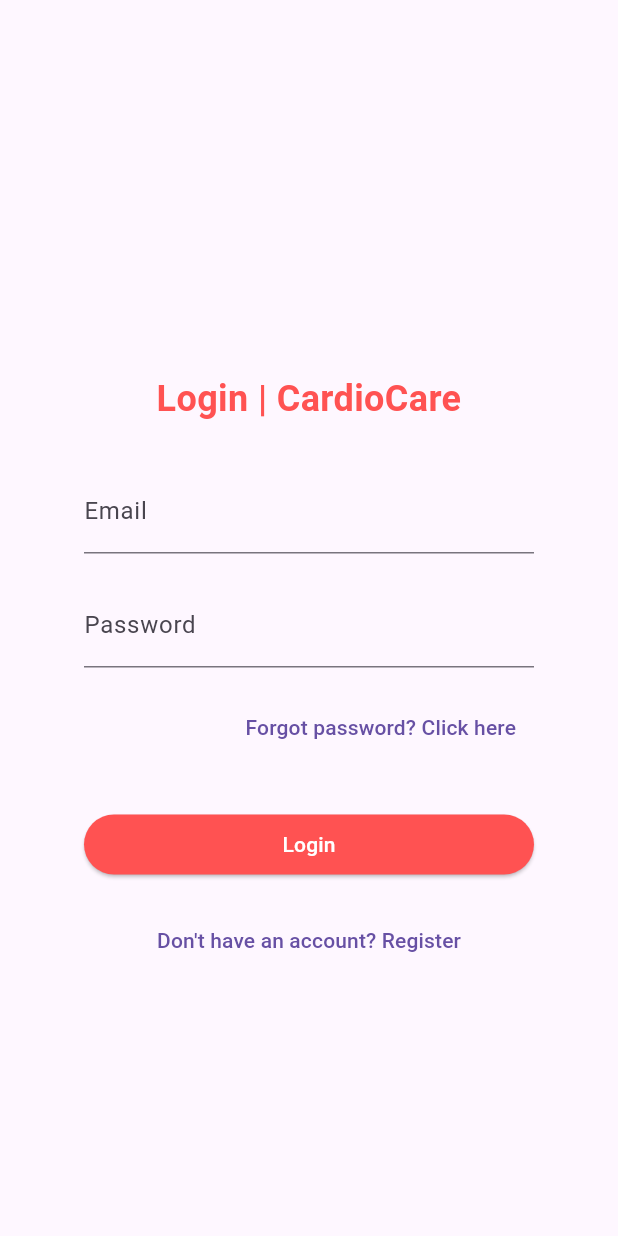
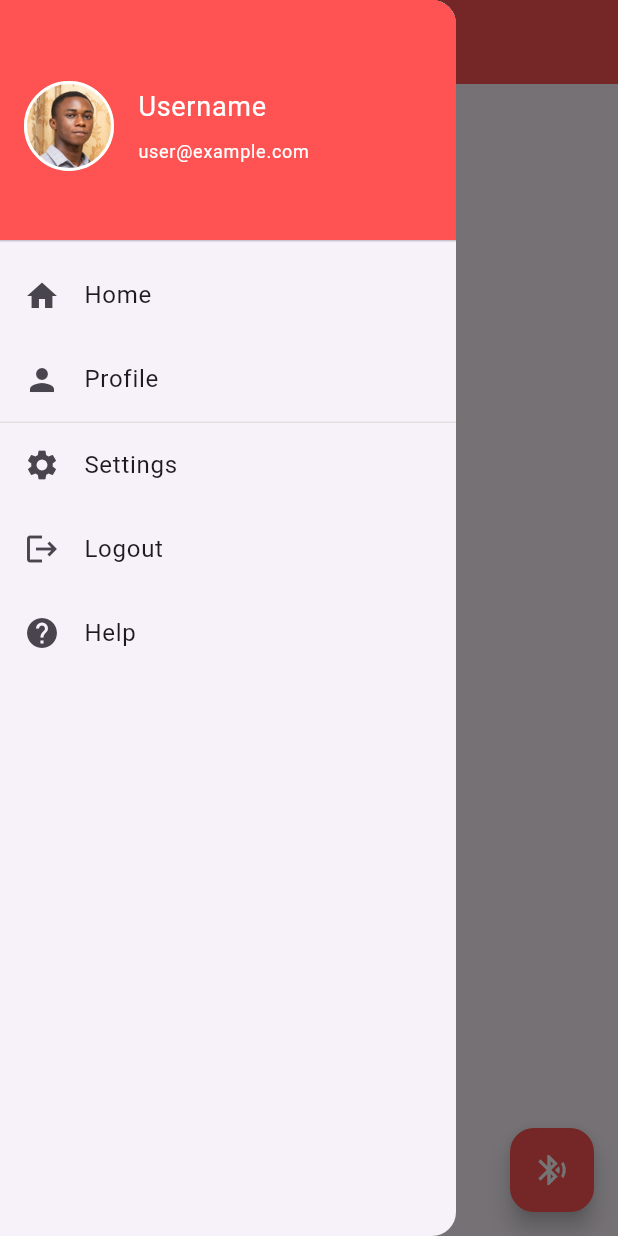
Before and after one commit to esmond-adjei/cardiocare, a Flutter app: the screen it shows after launch, with the side drawer open (before the commit the screen has no drawer), on a phone screen of 412 x 824 dp. Run offline on Flutter 3.47's test engine with Material 3 defaults, Android fonts, the phone set to English and light mode, and no system bars.

Commit message:
new file:   assets/icons/logo.png 	new file:   assets/images/profile.jpg 	modified:   lib/main.dart 	new file:   lib/screens/home_screen.dart 	modified:   lib/screens/login_screen.dart 	deleted:    lib/screens/profile_screen.dart 	new file:   lib/screens/screen_with_header.dart 	modified:   lib/screens/update_profile_screen.dart 	modified:   lib/services/auth_service.dart 	modified:   lib/widgets/custom_text_field.dart 	new file:   lib/widgets/nav_drawer.dart 	modified:   pubspec.lock 	modified:   pubspec.yaml

```diff
--- a/lib/main.dart
+++ b/lib/main.dart
@@ -1,5 +1,6 @@
 import 'package:flutter/material.dart';
-import 'screens/login_screen.dart';
+import 'package:xmonapp/screens/home_screen.dart';
+// import 'screens/login_screen.dart';
 
 void main() {
   runApp(const MyApp());
@@ -16,7 +17,8 @@ class MyApp extends StatelessWidget {
       theme: ThemeData(
         primarySwatch: Colors.red,
       ),
-      home: const LoginScreen(),
+      home: const Home(),
+      // const LoginScreen(),
     );
   }
 }
--- /dev/null
+++ b/lib/screens/home_screen.dart
@@ -0,0 +1,34 @@
+import 'package:flutter/material.dart';
+import 'package:xmonapp/screens/screen_with_header.dart';
+// import 'package:xmonapp/services/auth_service.dart';
+// import 'package:xmonapp/widgets/custom_button.dart';
+// import 'update_profile_screen.dart';
+
+class Home extends StatefulWidget {
+  const Home({super.key});
+
+  @override
+  State<Home> createState() => _HomeState();
+}
+
+class _HomeState extends State<Home> {
+  @override
+  Widget build(BuildContext context) {
+    return BaseScreen(
+      screenTitle: 'Home',
+      body: Scaffold(
+        floatingActionButton: FloatingActionButton(
+          onPressed: () {
+            print('Profile button pressed!');
+          },
+          backgroundColor: Colors.redAccent,
+          child: const Icon(
+            Icons.bluetooth_searching_sharp,
+            color: Colors.white,
+          ),
+        ),
+        floatingActionButtonLocation: FloatingActionButtonLocation.endFloat,
+      ),
+    );
+  }
+}
--- a/lib/screens/login_screen.dart
+++ b/lib/screens/login_screen.dart
@@ -1,12 +1,9 @@
-// screens/login_screen.dart
-// ignore_for_file: use_build_context_synchronously
-
 import 'package:flutter/material.dart';
 import 'package:xmonapp/services/auth_service.dart';
 import 'package:xmonapp/widgets/custom_text_field.dart';
 import 'package:xmonapp/widgets/custom_button.dart';
 import 'register_screen.dart';
-import 'profile_screen.dart';
+import 'home_screen.dart';
 
 class LoginScreen extends StatefulWidget {
   const LoginScreen({super.key});
@@ -28,7 +25,7 @@ class _LoginScreenState extends State<LoginScreen> {
     if (success) {
       Navigator.pushReplacement(
         context,
-        MaterialPageRoute(builder: (context) => const ProfileScreen()),
+        MaterialPageRoute(builder: (context) => const Home()),
       );
     } else {
       ScaffoldMessenger.of(context).showSnackBar(
@@ -41,7 +38,7 @@ class _LoginScreenState extends State<LoginScreen> {
   Widget build(BuildContext context) {
     return Scaffold(
       appBar: AppBar(
-          // title: const Text('Login'),
+          //
           ),
       body: Padding(
         padding: const EdgeInsets.symmetric(horizontal: 56.0),
@@ -49,9 +46,10 @@ class _LoginScreenState extends State<LoginScreen> {
           crossAxisAlignment: CrossAxisAlignment.stretch,
           mainAxisAlignment: MainAxisAlignment.center,
           children: [
+            Image.asset('assets/icons/logo.png', height: 100, width: 100),
             const SizedBox(height: 20),
             const Text(
-              'Login | CardioCare',
+              'Login',
               style: TextStyle(
                 fontSize: 24,
                 fontWeight: FontWeight.bold,
--- /dev/null
+++ b/lib/screens/screen_with_header.dart
@@ -0,0 +1,28 @@
+import 'package:flutter/material.dart';
+import 'package:xmonapp/widgets/nav_drawer.dart';
+
+class BaseScreen extends StatelessWidget {
+  final Widget body;
+  final String screenTitle;
+
+  const BaseScreen(
+      {super.key, this.screenTitle = 'XmonApp', required this.body});
+
+  @override
+  Widget build(BuildContext context) {
+    return Scaffold(
+      appBar: AppBar(
+        title: Text(
+          screenTitle,
+          style: const TextStyle(color: Colors.white, fontSize: 24),
+        ),
+        backgroundColor: Colors.redAccent,
+        iconTheme: const IconThemeData(
+          color: Colors.white,
+        ),
+      ),
+      drawer: const AppDrawer(),
+      body: body,
+    );
+  }
+}
--- a/lib/services/auth_service.dart
+++ b/lib/services/auth_service.dart
@@ -18,7 +18,7 @@ class AuthService {
   Future<Map<String, String>> getUserProfile() async {
     // Dummy user profile data
     await Future.delayed(const Duration(seconds: 1));
-    return {'name': 'John Doe', 'email': 'user@example.com'};
+    return {'name': 'John Carter', 'email': 'user@example.com'};
   }
 
   Future<bool> updateUserProfile(String name, String email) async {
--- a/lib/widgets/custom_text_field.dart
+++ b/lib/widgets/custom_text_field.dart
@@ -4,6 +4,7 @@ class CustomTextField extends StatelessWidget {
   final TextEditingController controller;
   final String labelText;
   final String hintText;
+  final String initialValue;
   final bool obscureText;
   final TextStyle textStyle;
   final InputDecoration decoration;
@@ -13,6 +14,7 @@ class CustomTextField extends StatelessWidget {
     required this.controller,
     required this.hintText,
     this.labelText = '',
+    this.initialValue = '',
     this.obscureText = false,
     this.textStyle = const TextStyle(),
     this.decoration = const InputDecoration(),
@@ -23,6 +25,7 @@ class CustomTextField extends StatelessWidget {
     return TextFormField(
       controller: controller,
       obscureText: obscureText,
+      // initialValue: initialValue,
       decoration: decoration.copyWith(
         labelText: labelText,
         hintText: hintText,
--- /dev/null
+++ b/lib/widgets/nav_drawer.dart
@@ -0,0 +1,110 @@
+import 'package:flutter/material.dart';
+import 'package:xmonapp/screens/update_profile_screen.dart';
+
+class AppDrawer extends StatelessWidget {
+  const AppDrawer({super.key});
+
+  @override
+  Widget build(BuildContext context) {
+    return Drawer(
+      child: ListView(
+        padding: EdgeInsets.zero,
+        children: [
+          GestureDetector(
+            onTap: () {
+              Navigator.push(
+                context,
+                MaterialPageRoute(
+                  builder: (context) => const UpdateProfileScreen(),
+                ),
+              );
+            },
+            child: DrawerHeader(
+              decoration: const BoxDecoration(
+                color: Colors.redAccent,
+              ),
+              child: Row(
+                crossAxisAlignment: CrossAxisAlignment.center,
+                children: [
+                  Container(
+                    decoration: BoxDecoration(
+                      shape: BoxShape.circle,
+                      border: Border.all(color: Colors.white, width: 2),
+                      image: const DecorationImage(
+                        image: AssetImage('assets/images/profile.jpg'),
+                        fit: BoxFit.cover,
+                      ),
+                    ),
+                    height: 60.0,
+                    width: 60.0,
+                  ),
+                  const SizedBox(width: 16),
+                  const Column(
+                    mainAxisAlignment: MainAxisAlignment.center,
+                    crossAxisAlignment: CrossAxisAlignment.start,
+                    children: [
+                      Text(
+                        'Username',
+                        style: TextStyle(
+                          color: Colors.white,
+                          fontSize: 18,
+                        ),
+                      ),
+                      SizedBox(height: 8),
+                      Text(
+                        'user@example.com',
+                        style: TextStyle(
+                          color: Colors.white,
+                          fontSize: 12,
+                        ),
+                      ),
+                    ],
+                  ),
+                ],
+              ),
+            ),
+          ),
+          ListTile(
+            leading: const Icon(Icons.home),
+            title: const Text('Home'),
+            onTap: () {
+              // Navigate to Home Screen
+            },
+          ),
+          ListTile(
+            leading: const Icon(Icons.person),
+            title: const Text('Profile'),
+            onTap: () {
+              Navigator.pop(context);
+            },
+          ),
+          Container(
+            height: 1,
+            color: Colors.grey.shade300,
+          ),
+          ListTile(
+            leading: const Icon(Icons.settings),
+            title: const Text('Settings'),
+            onTap: () {
+              // Navigate to Settings Screen
+            },
+          ),
+          ListTile(
+            leading: const Icon(Icons.logout),
+            title: const Text('Logout'),
+            onTap: () {
+              // Implement Logout
+            },
+          ),
+          ListTile(
+            leading: const Icon(Icons.help),
+            title: const Text('Help'),
+            onTap: () {
+              // Implement Help
+            },
+          ),
+        ],
+      ),
+    );
+  }
+}
```
Also changed, not shown: lib/screens/profile_screen.dart (deleted, +0 -74 lines), lib/screens/update_profile_screen.dart (+60 -18 lines), pubspec.yaml (+7 -4 lines), assets/icons/logo.png (added), assets/images/profile.jpg (added), pubspec.lock.
